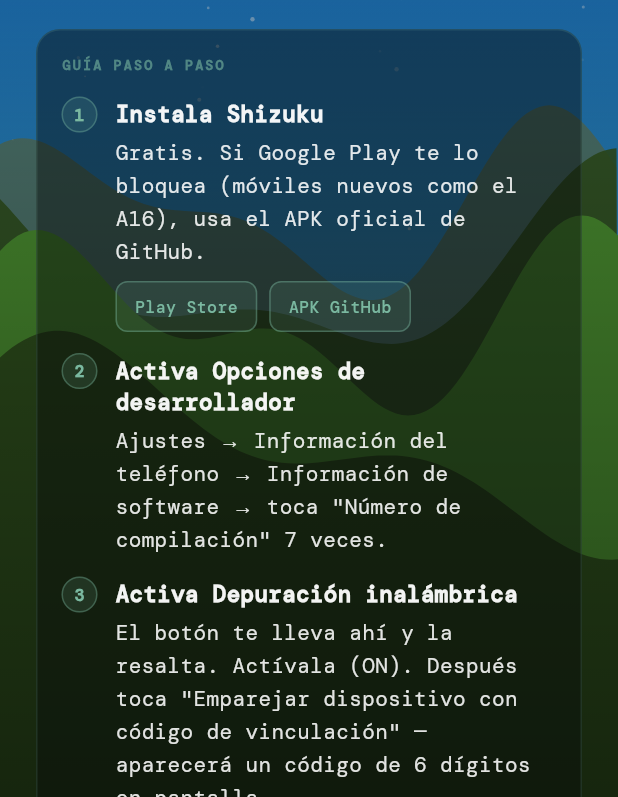
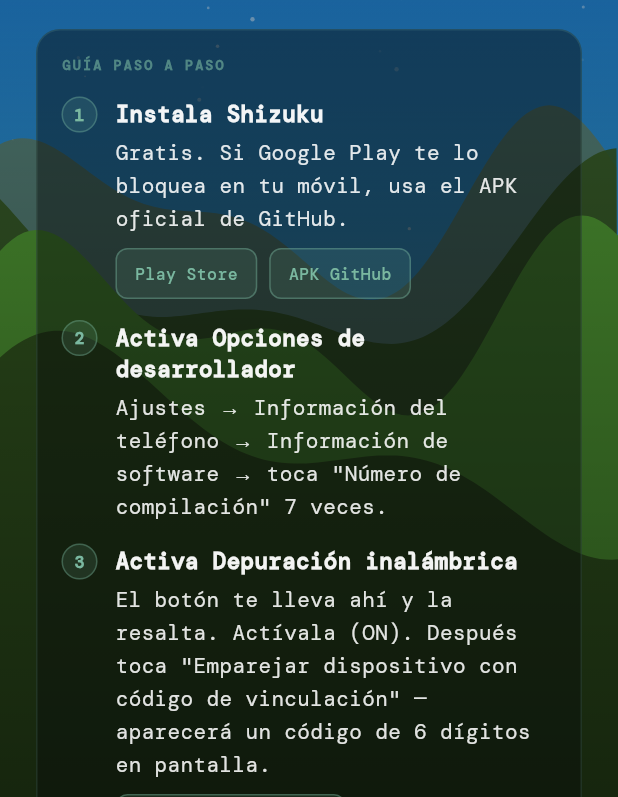
Before and after one commit to hirieo/valleysave-app, a Flutter app: the SavesScreen screen opened directly, after a tap on "AUTOMÁTICO · RECOMENDADO", on a phone screen of 412 x 824 dp, the part 439-1236 px from its top. Run offline on Flutter 3.47's test engine with Material 3 defaults, Android fonts, the phone set to English and light mode, and no system bars; our stand-ins replace flutter_dotenv, flutter_secure_storage, flutter_svg, geolocator, google_fonts, google_sign_in and 2 more; missing offline and left inert: android_intent_plus, extension_google_sign_in_as_googleapis_auth, googleapis, shizuku_api; accounts and stored records are empty.

Commit message:
fix: remove specific device model reference from Shizuku guide
Co-Authored-By: Claude Sonnet 4.6 <noreply@anthropic.com>

```diff
--- a/lib/features/saves/saves_screen.dart
+++ b/lib/features/saves/saves_screen.dart
@@ -1461,8 +1461,8 @@ class _SavesScreenState extends State<SavesScreen> with WidgetsBindingObserver {
                     ),
                     const SizedBox(height: 8),
                     _guideStep('1', 'Instala Shizuku',
-                        'Gratis. Si Google Play te lo bloquea (móviles nuevos como el '
-                        'A16), usa el APK oficial de GitHub.',
+                        'Gratis. Si Google Play te lo bloquea en tu móvil, '
+                        'usa el APK oficial de GitHub.',
                         action: Wrap(spacing: 8, runSpacing: 8, children: [
                           _smallButton('Play Store', _openShizukuPlayStore),
                           _smallButton('APK GitHub', _openShizukuGithub),
```
